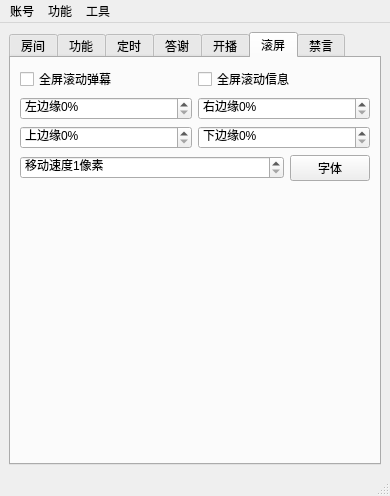
This is mainwindow.ui in iwxyi/Bilibili-MagicalDanmaku as Qt 5 draws it before an edit. The edited form follows.
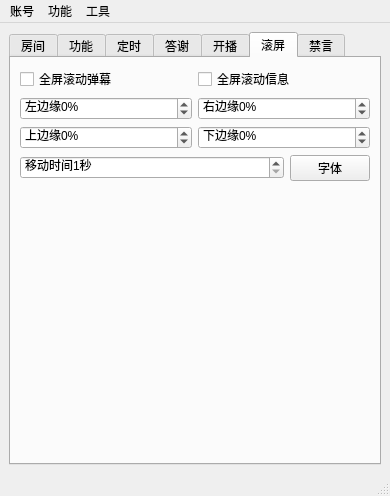
This is the edited form. The open tabs and pages were chosen to show the change. Icons and pictures are not drawn.

Commit message: 添加全屏滚动弹幕（但是为啥不显示出来）

The edit to the form file:
```diff
--- a/mainwindow.ui
+++ b/mainwindow.ui
@@ -1099,6 +1099,12 @@
             <property name="prefix">
              <string>左边缘</string>
             </property>
+            <property name="minimum">
+             <number>-200</number>
+            </property>
+            <property name="maximum">
+             <number>200</number>
+            </property>
            </widget>
           </item>
           <item>
@@ -1109,6 +1115,12 @@
             <property name="prefix">
              <string>右边缘</string>
             </property>
+            <property name="minimum">
+             <number>-200</number>
+            </property>
+            <property name="maximum">
+             <number>200</number>
+            </property>
            </widget>
           </item>
          </layout>
@@ -1126,6 +1138,12 @@
             <property name="prefix">
              <string>上边缘</string>
             </property>
+            <property name="minimum">
+             <number>-200</number>
+            </property>
+            <property name="maximum">
+             <number>200</number>
+            </property>
            </widget>
           </item>
           <item>
@@ -1136,6 +1154,12 @@
             <property name="prefix">
              <string>下边缘</string>
             </property>
+            <property name="minimum">
+             <number>-200</number>
+            </property>
+            <property name="maximum">
+             <number>200</number>
+            </property>
            </widget>
           </item>
          </layout>
@@ -1148,10 +1172,10 @@
           <item>
            <widget class="QSpinBox" name="screenDanmakuSpeedSpin">
             <property name="suffix">
-             <string>像素</string>
+             <string>秒</string>
             </property>
             <property name="prefix">
-             <string>移动速度</string>
+             <string>移动时间</string>
             </property>
             <property name="minimum">
              <number>1</number>
```
Left out of the diff: 2 changed lines with no effect on the pictures. The commit also changes 2 other files.
